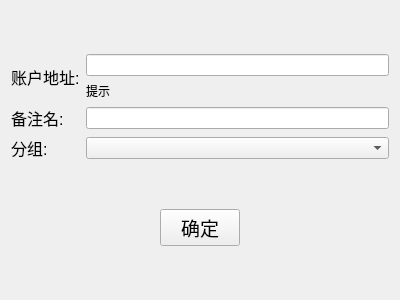
This is contact/ContactAddWidget.ui in HcashOrg/hx-indicator as Qt 5 draws it before an edit. The edited form follows.
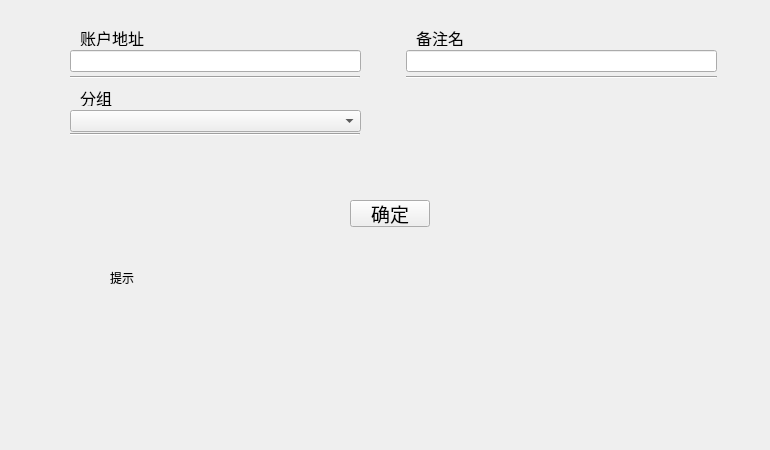
This is the edited form.

Diff of the .ui file:
```diff
--- a/contact/ContactAddWidget.ui
+++ b/contact/ContactAddWidget.ui
@@ -6,117 +6,147 @@
    <rect>
     <x>0</x>
     <y>0</y>
-    <width>400</width>
-    <height>300</height>
+    <width>770</width>
+    <height>450</height>
    </rect>
   </property>
   <property name="windowTitle">
    <string>Form</string>
   </property>
-  <layout class="QVBoxLayout" name="verticalLayout_2">
-   <item>
-    <spacer name="verticalSpacer_3">
+  <widget class="Line" name="line">
+   <property name="geometry">
+    <rect>
+     <x>70</x>
+     <y>76</y>
+     <width>290</width>
+     <height>3</height>
+    </rect>
+   </property>
+   <property name="sizePolicy">
+    <sizepolicy hsizetype="Preferred" vsizetype="Preferred">
+     <horstretch>0</horstretch>
+     <verstretch>0</verstretch>
+    </sizepolicy>
+   </property>
+   <property name="styleSheet">
+    <string notr="true"/>
+   </property>
      <property name="orientation">
-      <enum>Qt::Vertical</enum>
-     </property>
-     <property name="sizeHint" stdset="0">
-      <size>
-       <width>20</width>
-       <height>49</height>
-      </size>
-     </property>
-    </spacer>
-   </item>
-   <item>
-    <layout class="QGridLayout" name="gridLayout">
-     <item row="0" column="0">
+    <enum>Qt::Horizontal</enum>
+   </property>
+  </widget>
       <widget class="QLabel" name="label">
+   <property name="geometry">
+    <rect>
+     <x>80</x>
+     <y>30</y>
+     <width>72</width>
+     <height>16</height>
+    </rect>
+   </property>
        <property name="font">
         <font>
          <pointsize>12</pointsize>
         </font>
        </property>
        <property name="text">
-        <string>账户地址:</string>
-       </property>
-      </widget>
-     </item>
-     <item row="0" column="1">
-      <layout class="QVBoxLayout" name="verticalLayout">
-       <item>
-        <widget class="QLineEdit" name="lineEdit_address"/>
-       </item>
-       <item>
-        <widget class="QLabel" name="label_tip">
-         <property name="text">
-          <string>提示</string>
-         </property>
-        </widget>
-       </item>
-      </layout>
-     </item>
-     <item row="1" column="0">
+    <string>账户地址</string>
+   </property>
+  </widget>
       <widget class="QLabel" name="label_2">
+   <property name="geometry">
+    <rect>
+     <x>416</x>
+     <y>30</y>
+     <width>56</width>
+     <height>16</height>
+    </rect>
+   </property>
        <property name="font">
         <font>
          <pointsize>12</pointsize>
         </font>
        </property>
        <property name="text">
-        <string>备注名:</string>
-       </property>
-      </widget>
-     </item>
-     <item row="1" column="1">
-      <widget class="QLineEdit" name="lineEdit_remark"/>
-     </item>
-     <item row="2" column="0">
+    <string>备注名</string>
+   </property>
+  </widget>
+  <widget class="QLineEdit" name="lineEdit_remark">
+   <property name="geometry">
+    <rect>
+     <x>406</x>
+     <y>50</y>
+     <width>311</width>
+     <height>22</height>
+    </rect>
+   </property>
+  </widget>
       <widget class="QLabel" name="label_3">
+   <property name="geometry">
+    <rect>
+     <x>80</x>
+     <y>90</y>
+     <width>40</width>
+     <height>16</height>
+    </rect>
+   </property>
        <property name="font">
         <font>
          <pointsize>12</pointsize>
         </font>
        </property>
        <property name="text">
-        <string>分组:</string>
-       </property>
-      </widget>
-     </item>
-     <item row="2" column="1">
-      <widget class="QComboBox" name="comboBox_group"/>
-     </item>
-    </layout>
-   </item>
-   <item>
-    <spacer name="verticalSpacer">
-     <property name="orientation">
-      <enum>Qt::Vertical</enum>
-     </property>
-     <property name="sizeHint" stdset="0">
-      <size>
-       <width>20</width>
-       <height>49</height>
-      </size>
-     </property>
-    </spacer>
-   </item>
-   <item>
-    <layout class="QHBoxLayout" name="horizontalLayout">
-     <item>
-      <spacer name="horizontalSpacer">
-       <property name="orientation">
-        <enum>Qt::Horizontal</enum>
-       </property>
-       <property name="sizeHint" stdset="0">
-        <size>
-         <width>40</width>
-         <height>20</height>
-        </size>
-       </property>
-      </spacer>
-     </item>
-     <item>
+    <string>分组</string>
+   </property>
+  </widget>
+  <widget class="QComboBox" name="comboBox_group">
+   <property name="geometry">
+    <rect>
+     <x>70</x>
+     <y>110</y>
+     <width>291</width>
+     <height>22</height>
+    </rect>
+   </property>
+  </widget>
+  <widget class="QLabel" name="label_tip">
+   <property name="geometry">
+    <rect>
+     <x>110</x>
+     <y>270</y>
+     <width>24</width>
+     <height>16</height>
+    </rect>
+   </property>
+   <property name="text">
+    <string>提示</string>
+   </property>
+  </widget>
+  <widget class="QLineEdit" name="lineEdit_address">
+   <property name="geometry">
+    <rect>
+     <x>70</x>
+     <y>50</y>
+     <width>291</width>
+     <height>22</height>
+    </rect>
+   </property>
+   <property name="sizePolicy">
+    <sizepolicy hsizetype="Expanding" vsizetype="Fixed">
+     <horstretch>7</horstretch>
+     <verstretch>0</verstretch>
+    </sizepolicy>
+   </property>
+  </widget>
       <widget class="QPushButton" name="pushButton">
+   <property name="geometry">
+    <rect>
+     <x>350</x>
+     <y>200</y>
+     <width>80</width>
+     <height>27</height>
+    </rect>
+   </property>
        <property name="font">
         <font>
          <pointsize>14</pointsize>
@@ -126,36 +156,50 @@
         <string>确定</string>
        </property>
       </widget>
-     </item>
-     <item>
-      <spacer name="horizontalSpacer_2">
+  <widget class="Line" name="line_2">
+   <property name="geometry">
+    <rect>
+     <x>406</x>
+     <y>69</y>
+     <width>311</width>
+     <height>16</height>
+    </rect>
+   </property>
+   <property name="sizePolicy">
+    <sizepolicy hsizetype="Preferred" vsizetype="Preferred">
+     <horstretch>0</horstretch>
+     <verstretch>0</verstretch>
+    </sizepolicy>
+   </property>
+   <property name="styleSheet">
+    <string notr="true"/>
+   </property>
        <property name="orientation">
         <enum>Qt::Horizontal</enum>
        </property>
-       <property name="sizeHint" stdset="0">
-        <size>
-         <width>40</width>
-         <height>20</height>
-        </size>
-       </property>
-      </spacer>
-     </item>
-    </layout>
-   </item>
-   <item>
-    <spacer name="verticalSpacer_2">
-     <property name="orientation">
-      <enum>Qt::Vertical</enum>
-     </property>
-     <property name="sizeHint" stdset="0">
-      <size>
-       <width>20</width>
-       <height>49</height>
-      </size>
-     </property>
-    </spacer>
-   </item>
-  </layout>
+  </widget>
+  <widget class="Line" name="line_3">
+   <property name="geometry">
+    <rect>
+     <x>70</x>
+     <y>133</y>
+     <width>290</width>
+     <height>3</height>
+    </rect>
+   </property>
+   <property name="sizePolicy">
+    <sizepolicy hsizetype="Preferred" vsizetype="Preferred">
+     <horstretch>0</horstretch>
+     <verstretch>0</verstretch>
+    </sizepolicy>
+   </property>
+   <property name="styleSheet">
+    <string notr="true"/>
+   </property>
+   <property name="orientation">
+    <enum>Qt::Horizontal</enum>
+   </property>
+  </widget>
  </widget>
  <resources/>
  <connections/>
```
Lines whose indentation alone changed are shown as unchanged.
